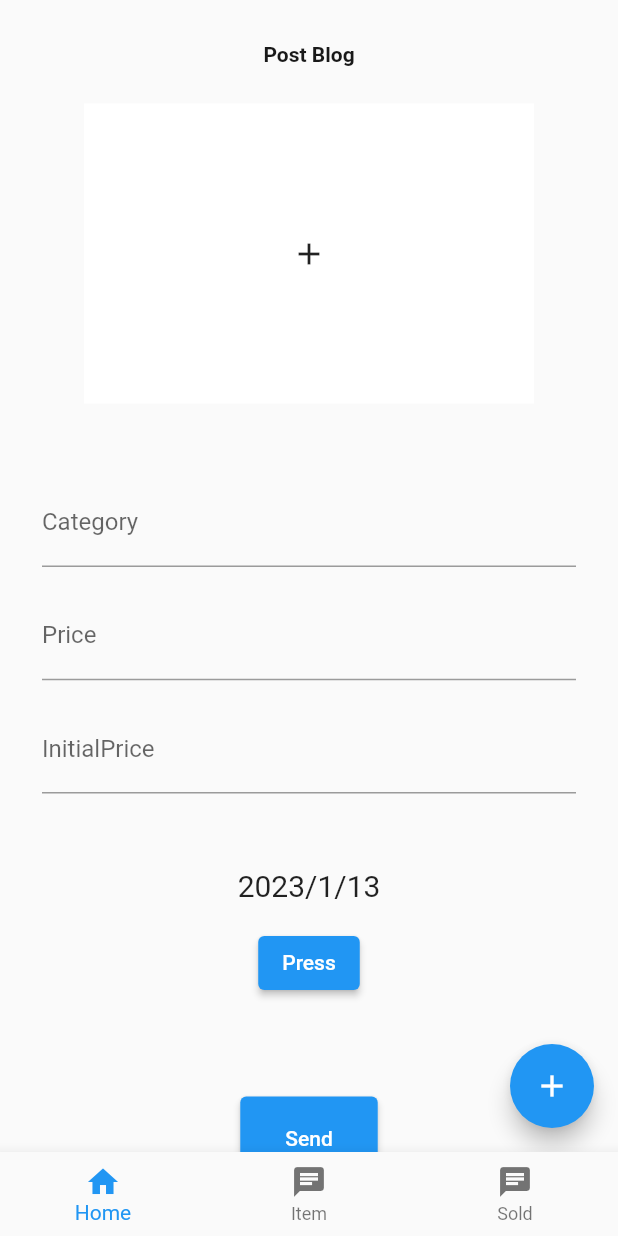
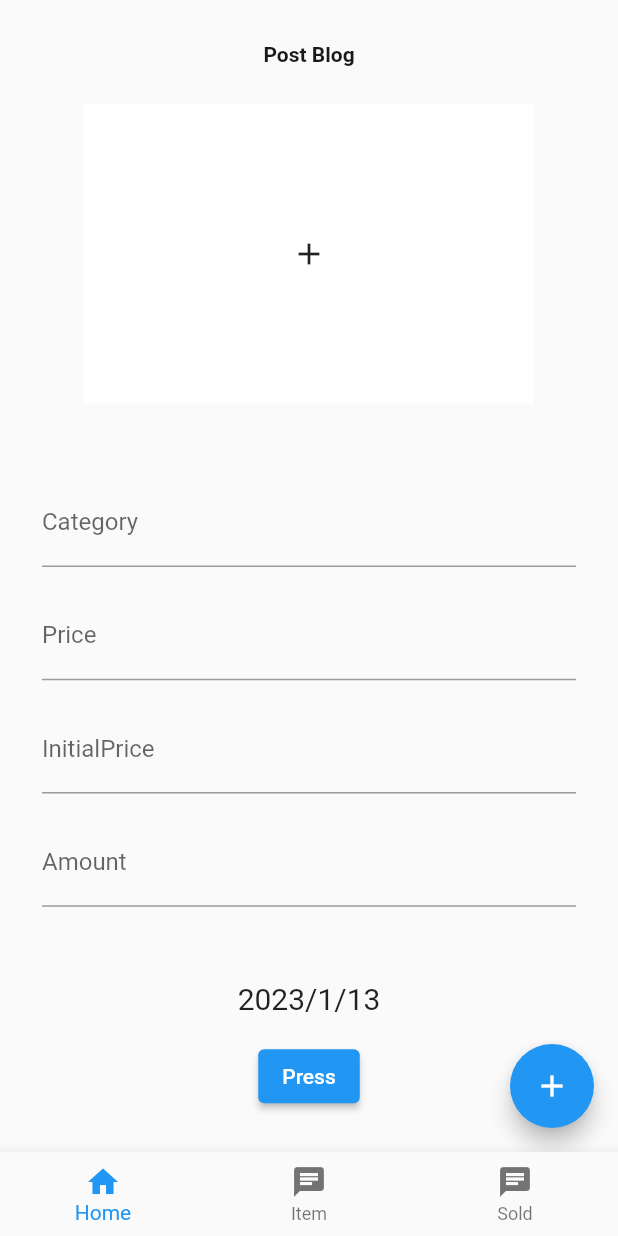
Before and after one commit to Anthony-10/mumsShop, a Flutter app: the screen it shows after launch, on a phone screen of 412 x 824 dp. Run offline on Flutter 3.47's test engine with Material 2 defaults, Android fonts, the phone set to English and light mode, and no system bars; our stand-ins replace cached_network_image, cloud_firestore, firebase_core, firebase_storage, get, image_picker; accounts and stored records are empty.

Commit message:
1. Updates a) bottomNavigation.dart() b) controller.dart() c) post_item.dart()

```diff
--- a/lib/bottomNavigation.dart
+++ b/lib/bottomNavigation.dart
@@ -12,7 +12,7 @@ class BottomNavigation extends StatefulWidget {
 
 class _BottomNavigationState extends State<BottomNavigation> {
   int currentIndex = 0;
-  final screens = [EnterPost(), const BoughtView(), Sold()];
+  final screens = [EnterPost(), const BoughtView(), const Sold()];
   @override
   Widget build(BuildContext context) {
     return Scaffold(
--- a/lib/controller.dart
+++ b/lib/controller.dart
@@ -20,6 +20,7 @@ class BlogPostController extends GetxController {
   final TextEditingController itemPrice = TextEditingController();
   final TextEditingController initialPrice = TextEditingController();
   final TextEditingController category = TextEditingController();
+  final TextEditingController amount = TextEditingController();
 
   /*getImageGallery() async {
     image.clear();
@@ -102,6 +103,7 @@ class BlogPostController extends GetxController {
         'Categories': category.text,
         'Price': itemPrice.text,
         'initialPrice': initialPrice.text,
+        'Amount': amount.text,
         'Date': initialDate.value,
       });
       print('${initialDate.value},ggggggggggggggggggg');
--- a/lib/post_item.dart
+++ b/lib/post_item.dart
@@ -94,6 +94,20 @@ class EnterPost extends StatelessWidget {
                     controller: blogPostController.initialPrice,
                   ),
 
+                  SizedBox(
+                    height: Get.height * 0.02,
+                  ),
+
+                  ///Amount
+                  TextFormField(
+                    key: const ValueKey("Amount"),
+                    textAlign: TextAlign.start,
+                    decoration: const InputDecoration(
+                      labelText: "Amount",
+                    ),
+                    controller: blogPostController.amount,
+                  ),
+
                   const SizedBox(
                     height: 50.0,
                   ),
```
